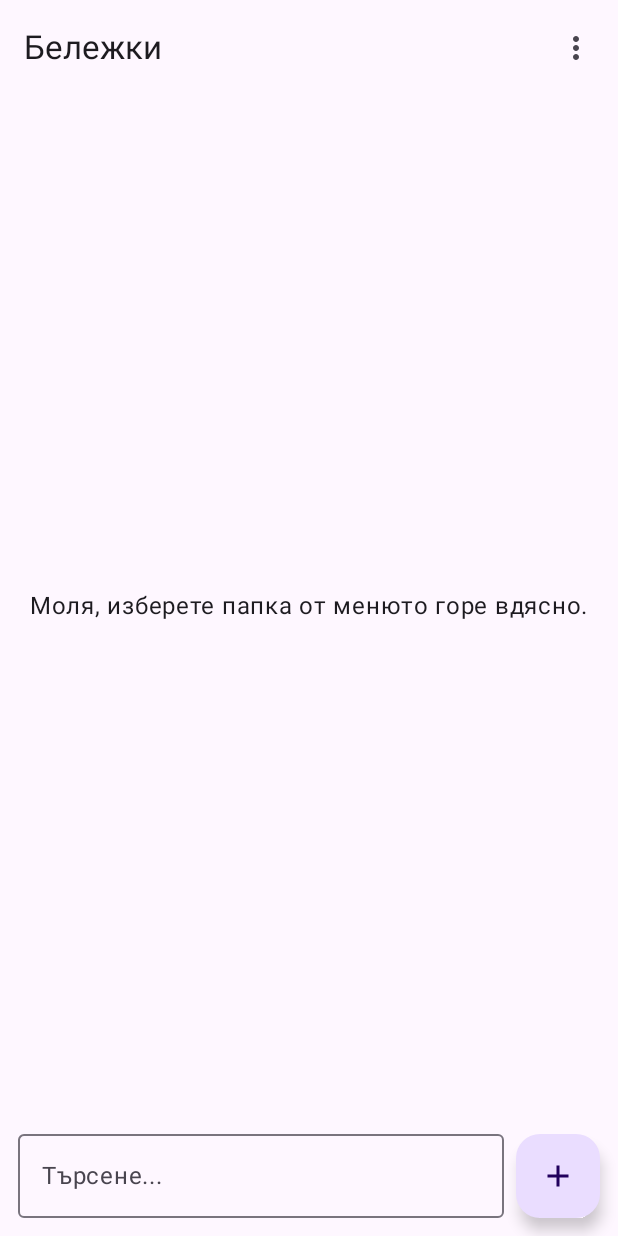
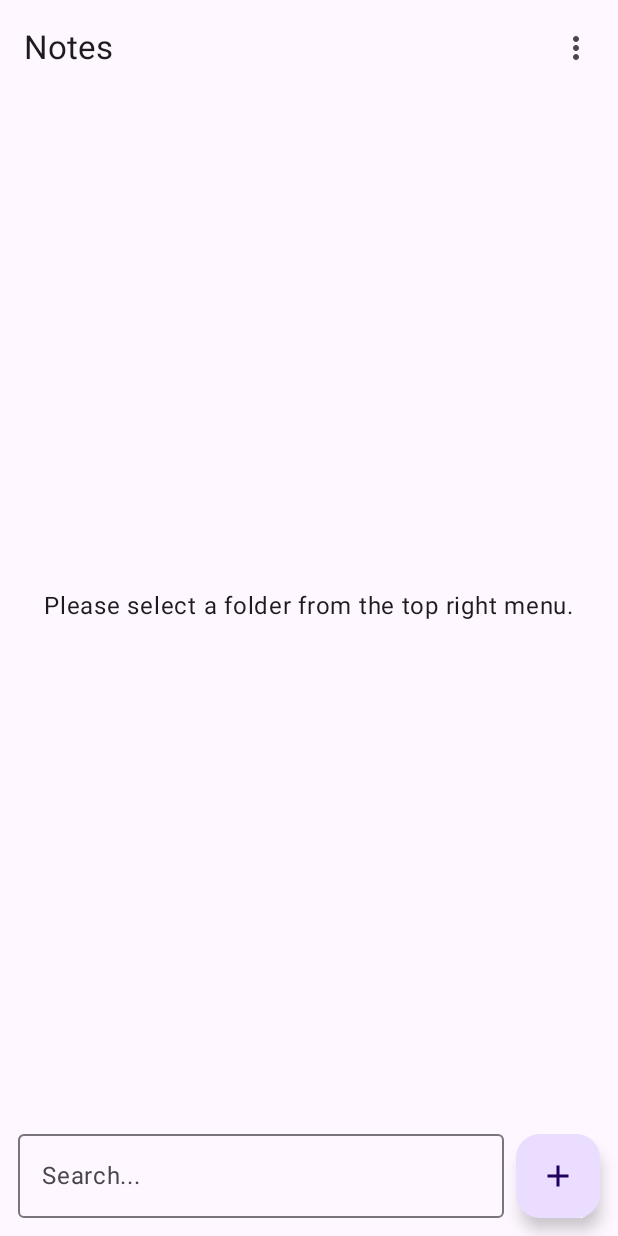
Before and after one commit to StanTody/SimpleTextFileNotes, an Android app built with Jetpack Compose: the screen it shows after launch (MainActivity), on a phone screen of 412 x 824 dp. Run offline under Robolectric (Android 15) with nearby library versions, the phone set to English and light mode, and no system bars.

Commit message:
English text, search on Go

```diff
--- a/app/src/main/java/com/example/simplenotes/MainActivity.kt
+++ b/app/src/main/java/com/example/simplenotes/MainActivity.kt
@@ -12,6 +12,8 @@ import androidx.compose.foundation.isSystemInDarkTheme
 import androidx.compose.foundation.layout.*
 import androidx.compose.foundation.lazy.LazyColumn
 import androidx.compose.foundation.lazy.items
+import androidx.compose.foundation.text.KeyboardActions
+import androidx.compose.foundation.text.KeyboardOptions
 import androidx.compose.material.icons.Icons
 import androidx.compose.material.icons.filled.Add
 import androidx.compose.material.icons.filled.Clear
@@ -22,6 +24,8 @@ import androidx.compose.runtime.*
 import androidx.compose.ui.Alignment
 import androidx.compose.ui.Modifier
 import androidx.compose.ui.platform.LocalContext
+import androidx.compose.ui.platform.LocalSoftwareKeyboardController
+import androidx.compose.ui.text.input.ImeAction
 import androidx.compose.ui.unit.dp
 import androidx.documentfile.provider.DocumentFile
 import java.io.InputStreamReader
@@ -56,6 +60,7 @@ class MainActivity : ComponentActivity() {
 @Composable
 fun NotesApp() {
     val context = LocalContext.current
+    val keyboardController = LocalSoftwareKeyboardController.current
     val sharedPreferences = remember {
         context.getSharedPreferences("SimpleNotesPrefs", Context.MODE_PRIVATE)
     }
@@ -67,14 +72,15 @@ fun NotesApp() {
     }
 
     var notesList by remember { mutableStateOf<List<NoteFile>>(emptyList()) }
-    var searchQuery by remember { mutableStateOf("") }
+    var searchQuery by remember { mutableStateOf("")}
+    var appliedQuery by remember { mutableStateOf("") }
 
     var currentEditingNote by remember { mutableStateOf<NoteFile?>(null) }
     var editorText by remember { mutableStateOf("") }
     var isEditing by remember { mutableStateOf(false) }
     var menuExpanded by remember { mutableStateOf(false) }
 
-    // Оптимизирано зареждане: вземаме само метаданните на файловете без да четем съдържанието им!
+    // Load only metadata (names, URIs, and last modified timestamps) without reading file contents
     fun loadNotes() {
         val folderUri = selectedFolderUri ?: return
         val folder = DocumentFile.fromTreeUri(context, folderUri) ?: return
@@ -84,13 +90,12 @@ fun NotesApp() {
         for (file in files) {
             if (file.isFile && file.name?.endsWith(".txt") == true) {
                 val fileName = file.name ?: continue
-                // Извличаме четимо заглавие от името на файла
                 val title = fileName.removeSuffix(".txt").replace("_", " ")
                 val lastModified = file.lastModified()
                 loadedNotes.add(NoteFile(fileName, title, file.uri, lastModified))
             }
         }
-        // Сортираме списъка по време на последна промяна (най-новите най-отгоре)
+        // Sort notes by last modified time descending (newest first)
         notesList = loadedNotes.sortedByDescending { it.lastModified }
     }
 
@@ -118,13 +123,13 @@ fun NotesApp() {
     fun saveNote() {
         val folderUri = selectedFolderUri
         if (folderUri == null) {
-            Toast.makeText(context, "Моля, първо изберете папка от менюто!", Toast.LENGTH_SHORT).show()
+            Toast.makeText(context, "Please select a folder from the menu first!", Toast.LENGTH_SHORT).show()
             return
         }
         val content = editorText.trim()
         if (content.isEmpty()) return
 
-        val firstLine = content.lineSequence().firstOrNull()?.trim() ?: "Без заглавие"
+        val firstLine = content.lineSequence().firstOrNull()?.trim() ?: "Untitled"
         val safeName = firstLine.replace(Regex("[/\\\\?%*:|\"<>.]"), "_").take(30) + ".txt"
 
         val folder = DocumentFile.fromTreeUri(context, folderUri) ?: return
@@ -151,7 +156,7 @@ fun NotesApp() {
             editorText = ""
             loadNotes()
         } catch (e: Exception) {
-            Toast.makeText(context, "Грешка при запис: ${e.message}", Toast.LENGTH_LONG).show()
+            Toast.makeText(context, "Error saving note: ${e.message}", Toast.LENGTH_LONG).show()
         }
     }
 
@@ -163,18 +168,18 @@ fun NotesApp() {
         loadNotes()
     }
 
-    // Лениво филтриране: проверява заглавието, а при търсене в съдържанието чете файл по файл само при нужда
-    val filteredNotes = remember(notesList, searchQuery) {
-        if (searchQuery.isBlank()) {
+    // Lazy filtering triggered only when appliedQuery changes (on Enter/Search action)
+    val filteredNotes = remember(notesList, appliedQuery) {
+        if (appliedQuery.isBlank()) {
             notesList
         } else {
-            val query = searchQuery.trim()
+            val query = appliedQuery.trim()
             notesList.filter { note ->
-                // 1. Проверяваме заглавието (мигновено)
+                // 1. Check title instantly
                 if (note.title.contains(query, ignoreCase = true)) {
                     true
                 } else {
-                    // 2. Ако заглавието не съвпада, отваряме файла лениво и проверяваме съдържанието му
+                    // 2. If title does not match, lazily open the file and check content
                     try {
                         context.contentResolver.openInputStream(note.uri)?.use { stream ->
                             val text = InputStreamReader(stream).readText()
@@ -194,17 +199,17 @@ fun NotesApp() {
         Scaffold(
             topBar = {
                 TopAppBar(
-                    title = { Text("Бележки") },
+                    title = { Text("Notes") },
                     actions = {
                         IconButton(onClick = { menuExpanded = true }) {
-                            Icon(Icons.Default.MoreVert, contentDescription = "Меню")
+                            Icon(Icons.Default.MoreVert, contentDescription = "Menu")
                         }
                         DropdownMenu(
                             expanded = menuExpanded,
                             onDismissRequest = { menuExpanded = false }
                         ) {
                             DropdownMenuItem(
-                                text = { Text("Избери папка") },
+                                text = { Text("Select Folder") },
                                 onClick = {
                                     menuExpanded = false
                                     folderPicker.launch(null)
@@ -226,8 +231,8 @@ fun NotesApp() {
                             onValueChange = { editorText = it },
                             modifier = Modifier
                                 .fillMaxWidth()
-                                .height(screenHeight * 0.65f),
-                            placeholder = { Text("Напишете бележка... Първият ред става име на файла.") }
+                                .height(screenHeight * 0.65f), // 65% of screen height
+                            placeholder = { Text("Write your note... First line becomes the filename.") }
                         )
                         Row(
                             modifier = Modifier
@@ -239,10 +244,10 @@ fun NotesApp() {
                                 onClick = { isEditing = false; currentEditingNote = null },
                                 modifier = Modifier.padding(end = 8.dp)
                             ) {
-                                Text("Отказ")
+                                Text("Cancel")
                             }
                             Button(onClick = { saveNote() }) {
-                                Text("Запази")
+                                Text("Save")
                             }
                         }
                     } else {
@@ -254,12 +259,22 @@ fun NotesApp() {
                                 value = searchQuery,
                                 onValueChange = { searchQuery = it },
                                 modifier = Modifier.weight(1f),
-                                placeholder = { Text("Търсене...") },
+                                placeholder = { Text("Search...") },
                                 singleLine = true,
+                                keyboardOptions = KeyboardOptions(imeAction = ImeAction.Search),
+                                keyboardActions = KeyboardActions(
+                                    onSearch = {
+                                        appliedQuery = searchQuery
+                                        keyboardController?.hide()
+                                    }
+                                ),
                                 leadingIcon = if (searchQuery.isNotEmpty()) {
                                     {
-                                        IconButton(onClick = { searchQuery = "" }) {
-                                            Icon(Icons.Default.Clear, contentDescription = "Изчисти търсенето")
+                                        IconButton(onClick = {
+                                            searchQuery = ""
+                                            appliedQuery = ""
+                                        }) {
+                                            Icon(Icons.Default.Clear, contentDescription = "Clear search")
                                         }
                                     }
                                 } else null
@@ -272,7 +287,7 @@ fun NotesApp() {
                                     isEditing = true
                                 }
                             ) {
-                                Icon(Icons.Default.Add, contentDescription = "Нова бележка")
+                                Icon(Icons.Default.Add, contentDescription = "New Note")
                             }
                         }
                     }
@@ -286,11 +301,11 @@ fun NotesApp() {
             ) {
                 if (selectedFolderUri == null) {
                     Box(modifier = Modifier.fillMaxSize(), contentAlignment = Alignment.Center) {
-                        Text("Моля, изберете папка от менюто горе вдясно.")
+                        Text("Please select a folder from the top right menu.")
                     }
                 } else if (filteredNotes.isEmpty()) {
                     Box(modifier = Modifier.fillMaxSize(), contentAlignment = Alignment.Center) {
-                        Text("Няма намерени бележки.")
+                        Text("No notes found.")
                     }
                 } else {
                     LazyColumn(modifier = Modifier.fillMaxSize()) {
@@ -313,11 +328,11 @@ fun NotesApp() {
                                         modifier = Modifier.weight(1f)
                                     )
                                     IconButton(onClick = { deleteNote(note) }) {
-                                        Icon(Icons.Default.Delete, contentDescription = "Изтрий")
+                                        Icon(Icons.Default.Delete, contentDescription = "Delete")
                                     }
                                     Button(
                                         onClick = {
-                                            // Четем пълното съдържание на файла само при клик върху "Отвори"
+                                            // Read full file content only when clicking "Open"
                                             val content = try {
                                                 context.contentResolver.openInputStream(note.uri)?.use { stream ->
                                                     InputStreamReader(stream).readText()
@@ -330,7 +345,7 @@ fun NotesApp() {
                                         },
                                         modifier = Modifier.padding(start = 4.dp)
                                     ) {
-                                        Text("Отвори")
+                                        Text("Open")
                                     }
                                 }
                             }
```
